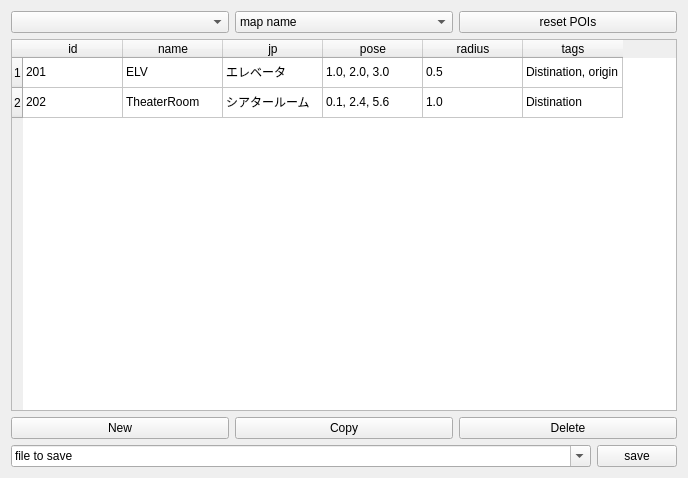
shimz-robotics/mapoi, file mapoi_rviz_plugins/src/ui/poi_editor.ui: the form before one commit.
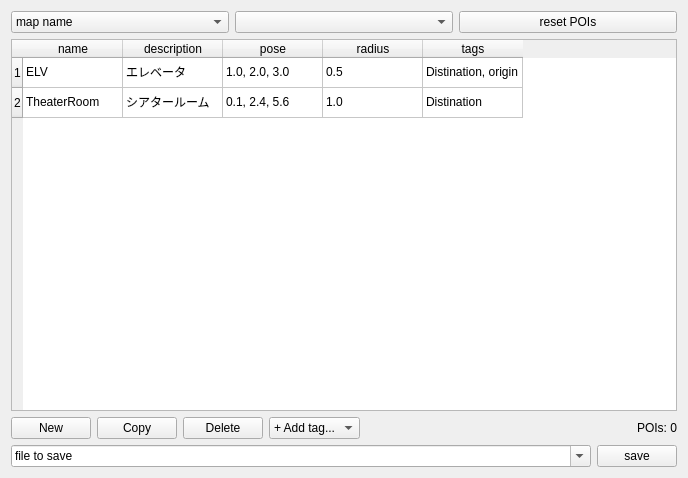
The form after the commit.

Commit message:
Add tag definitions service and tag helper UI to POI Editor
- Add GetTagDefinitions.srv and tag_definitions.yaml with system/user tag classification
- Add tag filter combo box to filter POIs by tag in the editor
- Add TagHelperComboBox for assisted tag entry with known tags
- Add soft validation: warn on undefined tags without blocking save
- Update mapoi_server to load and serve tag definitions

The edit to the form file:
```diff
--- a/mapoi_rviz_plugins/src/ui/poi_editor.ui
+++ b/mapoi_rviz_plugins/src/ui/poi_editor.ui
@@ -25,16 +25,6 @@
   <layout class="QVBoxLayout" name="verticalLayout">
    <item>
     <layout class="QHBoxLayout" name="horizontalLayout">
-     <item>
-      <widget class="QComboBox" name="MapListcomboBox">
-       <property name="currentText">
-        <string/>
-       </property>
-       <property name="currentIndex">
-        <number>-1</number>
-       </property>
-      </widget>
-     </item>
      <item>
       <widget class="QComboBox" name="MapComboBox">
        <property name="layoutDirection">
@@ -47,6 +37,16 @@
        </item>
       </widget>
      </item>
+     <item>
+      <widget class="QComboBox" name="TagFilterComboBox">
+       <property name="currentText">
+        <string/>
+       </property>
+       <property name="currentIndex">
+        <number>-1</number>
+       </property>
+      </widget>
+     </item>
      <item>
       <widget class="QPushButton" name="ResetButton">
        <property name="text">
@@ -62,7 +62,7 @@
       <number>2</number>
      </property>
      <property name="columnCount">
-      <number>6</number>
+      <number>5</number>
      </property>
      <row>
       <property name="text">
@@ -74,11 +74,6 @@
        <string>2</string>
       </property>
      </row>
-     <column>
-      <property name="text">
-       <string>id</string>
-      </property>
-     </column>
      <column>
       <property name="text">
        <string>name</string>
@@ -86,7 +81,7 @@
      </column>
      <column>
       <property name="text">
-       <string>jp</string>
+       <string>description</string>
       </property>
      </column>
      <column>
@@ -106,60 +101,50 @@
      </column>
      <item row="0" column="0">
       <property name="text">
-       <string>201</string>
-      </property>
-     </item>
-     <item row="0" column="1">
-      <property name="text">
        <string>ELV</string>
       </property>
      </item>
-     <item row="0" column="2">
+     <item row="0" column="1">
       <property name="text">
        <string>エレベータ</string>
       </property>
      </item>
-     <item row="0" column="3">
+     <item row="0" column="2">
       <property name="text">
        <string>1.0, 2.0, 3.0</string>
       </property>
      </item>
-     <item row="0" column="4">
+     <item row="0" column="3">
       <property name="text">
        <string>0.5</string>
       </property>
      </item>
-     <item row="0" column="5">
+     <item row="0" column="4">
       <property name="text">
        <string>Distination, origin</string>
       </property>
      </item>
      <item row="1" column="0">
       <property name="text">
-       <string>202</string>
-      </property>
-     </item>
-     <item row="1" column="1">
-      <property name="text">
        <string>TheaterRoom</string>
       </property>
      </item>
-     <item row="1" column="2">
+     <item row="1" column="1">
       <property name="text">
        <string>シアタールーム</string>
       </property>
      </item>
-     <item row="1" column="3">
+     <item row="1" column="2">
       <property name="text">
        <string>0.1, 2.4, 5.6</string>
       </property>
      </item>
-     <item row="1" column="4">
+     <item row="1" column="3">
       <property name="text">
        <string>1.0</string>
       </property>
      </item>
-     <item row="1" column="5">
+     <item row="1" column="4">
       <property name="text">
        <string>Distination</string>
       </property>
@@ -189,6 +174,35 @@
        </property>
       </widget>
      </item>
+     <item>
+      <widget class="QComboBox" name="TagHelperComboBox">
+       <item>
+        <property name="text">
+         <string>+ Add tag...</string>
+        </property>
+       </item>
+      </widget>
+     </item>
+     <item>
+      <spacer name="horizontalSpacer">
+       <property name="orientation">
+        <enum>Qt::Horizontal</enum>
+       </property>
+       <property name="sizeHint" stdset="0">
+        <size>
+         <width>40</width>
+         <height>20</height>
+        </size>
+       </property>
+      </spacer>
+     </item>
+     <item>
+      <widget class="QLabel" name="PoiCountLabel">
+       <property name="text">
+        <string>POIs: 0</string>
+       </property>
+      </widget>
+     </item>
     </layout>
    </item>
    <item>
```
The commit also changes 8 other files.
